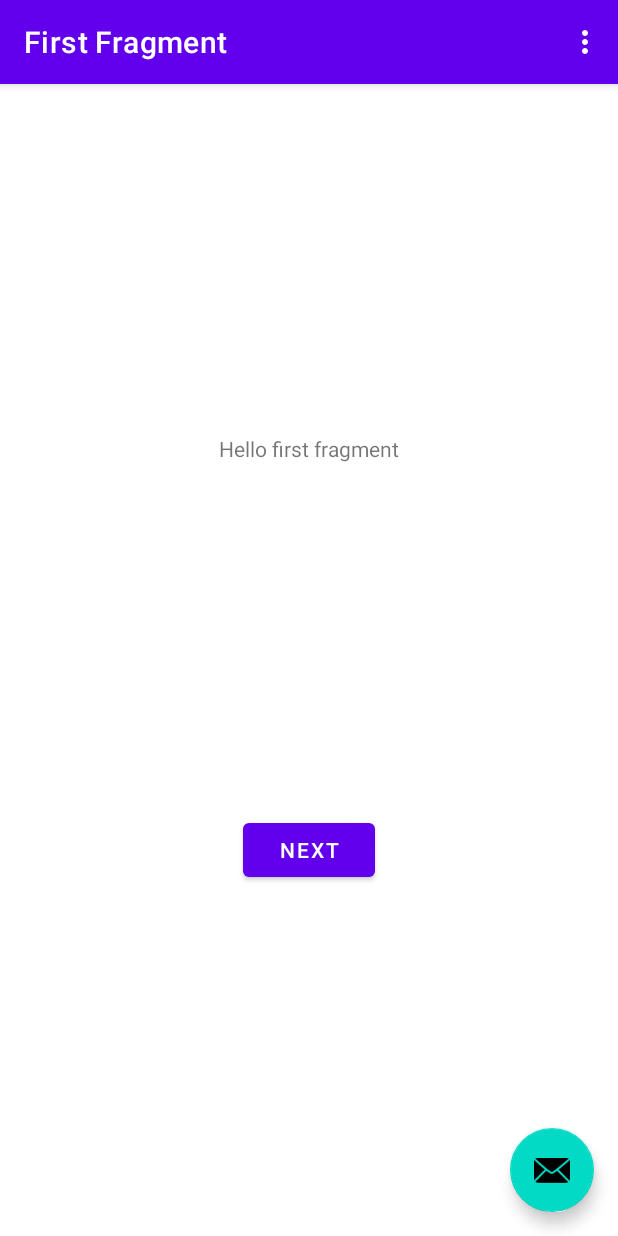
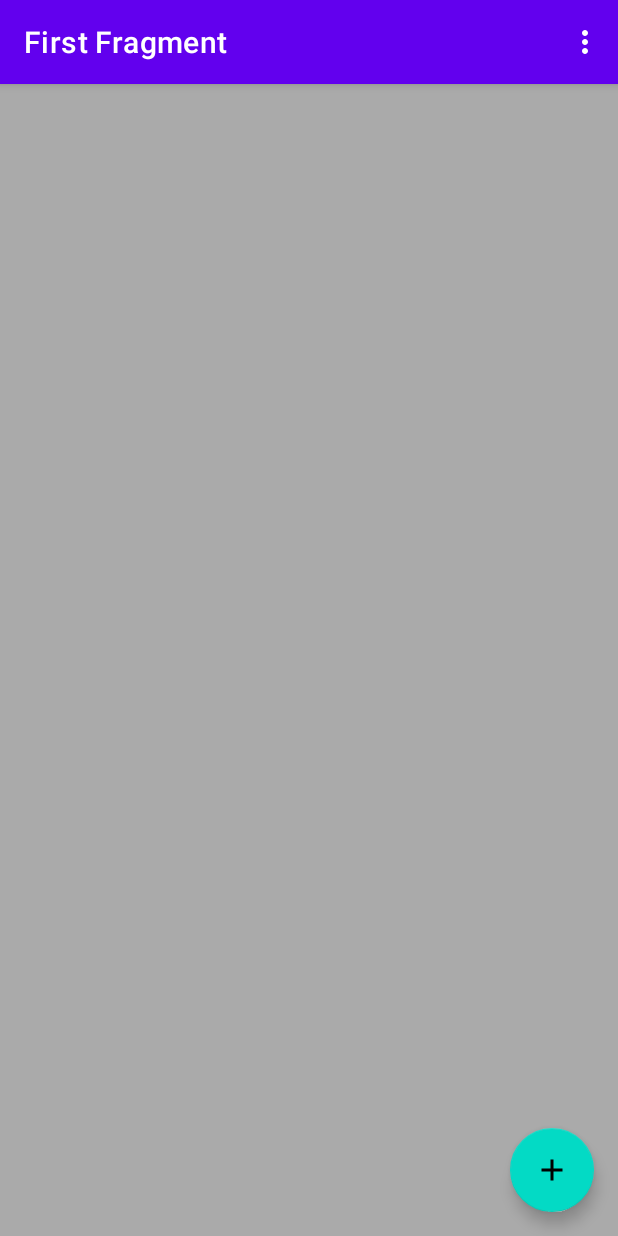
Before and after one commit to vedanshk/NoDo, an Android app: the screen it shows after launch (MainActivity), on a phone screen of 412 x 824 dp. Run offline under Robolectric (Android 15) with nearby library versions, the phone set to English and light mode, and no system bars; our stand-ins replace navigation-ui.

```diff
--- a/app/src/main/java/com/example/nodo/FirstFragment.java
+++ b/app/src/main/java/com/example/nodo/FirstFragment.java
@@ -6,42 +6,43 @@ import android.view.View;
 import android.view.ViewGroup;
 
 import androidx.annotation.NonNull;
+import androidx.annotation.Nullable;
 import androidx.fragment.app.Fragment;
 import androidx.navigation.fragment.NavHostFragment;
+import androidx.recyclerview.widget.LinearLayoutManager;
+import androidx.recyclerview.widget.RecyclerView;
 
 import com.example.nodo.databinding.FragmentFirstBinding;
+import com.example.nodo.ui.NoDoListAdapter;
 
 public class FirstFragment extends Fragment {
 
-    private FragmentFirstBinding binding;
+    RecyclerView recyclerView;
+    NoDoListAdapter noDoListAdapter;
 
+
+    @Nullable
     @Override
-    public View onCreateView(
-            LayoutInflater inflater, ViewGroup container,
-            Bundle savedInstanceState
-    ) {
+    public View onCreateView(@NonNull LayoutInflater inflater, @Nullable ViewGroup container, @Nullable Bundle savedInstanceState) {
 
-        binding = FragmentFirstBinding.inflate(inflater, container, false);
-        return binding.getRoot();
 
+
+        View view = inflater.inflate(R.layout.fragment_first , container  , false);
+
+        recyclerView = view.findViewById(R.id.recyclerView);
+
+        noDoListAdapter = new NoDoListAdapter(getContext());
+
+        recyclerView.setAdapter(noDoListAdapter);
+
+        recyclerView.setLayoutManager(new LinearLayoutManager(getContext()));
+
+
+
+
+        return view;
     }
 
-    public void onViewCreated(@NonNull View view, Bundle savedInstanceState) {
-        super.onViewCreated(view, savedInstanceState);
 
-        binding.buttonFirst.setOnClickListener(new View.OnClickListener() {
-            @Override
-            public void onClick(View view) {
-                NavHostFragment.findNavController(FirstFragment.this)
-                        .navigate(R.id.action_FirstFragment_to_SecondFragment);
-            }
-        });
-    }
-
-    @Override
-    public void onDestroyView() {
-        super.onDestroyView();
-        binding = null;
-    }
 
 }
--- /dev/null
+++ b/app/src/main/java/com/example/nodo/ui/NoDoListAdapter.java
@@ -0,0 +1,69 @@
+package com.example.nodo.ui;
+
+import android.content.Context;
+import android.view.LayoutInflater;
+import android.view.View;
+import android.view.ViewGroup;
+import android.widget.TextView;
+
+import androidx.annotation.NonNull;
+import androidx.recyclerview.widget.RecyclerView;
+
+import com.example.nodo.R;
+import com.example.nodo.model.NoDo;
+
+import java.util.ArrayList;
+import java.util.List;
+
+public class NoDoListAdapter extends  RecyclerView.Adapter<NoDoListAdapter.ViewHolder>{
+
+    Context context;
+
+    private List<NoDo> nodo = new ArrayList<>();
+
+    public NoDoListAdapter(Context context) {
+        this.context = context;
+    }
+
+    public void setNodo(List<NoDo> nodo) {
+        this.nodo = nodo;
+
+    }
+
+    @NonNull
+    @Override
+    public ViewHolder onCreateViewHolder(@NonNull ViewGroup parent, int viewType) {
+
+        View view = LayoutInflater.from(context).inflate(R.layout.recyclerview_item , parent , false);
+        return new ViewHolder(view);
+    }
+
+    @Override
+    public void onBindViewHolder(@NonNull ViewHolder holder, int position) {
+
+        if(nodo.size() == 0){
+            holder.textView.setText("No Do");
+        }else{
+        holder.textView.setText(nodo.get(position).getNoDo());
+
+        }
+
+
+    }
+
+    @Override
+    public int getItemCount() {
+        return nodo.size();
+    }
+
+    public class ViewHolder extends RecyclerView.ViewHolder{
+
+        private TextView textView;
+
+
+        public ViewHolder(@NonNull View itemView) {
+            super(itemView);
+            textView = itemView.findViewById(R.id.textView);
+        }
+    }
+}
--- /dev/null
+++ b/app/src/main/res/drawable/baseline_add_24.xml
@@ -0,0 +1,5 @@
+<vector android:height="24dp" android:tint="#FFFFFF"
+    android:viewportHeight="24" android:viewportWidth="24"
+    android:width="24dp" xmlns:android="http://schemas.android.com/apk/res/android">
+    <path android:fillColor="@android:color/white" android:pathData="M19,13h-6v6h-2v-6H5v-2h6V5h2v6h6v2z"/>
+</vector>
--- a/app/src/main/res/layout/activity_main.xml
+++ b/app/src/main/res/layout/activity_main.xml
@@ -29,6 +29,6 @@
         android:layout_gravity="bottom|end"
         android:layout_marginEnd="@dimen/fab_margin"
         android:layout_marginBottom="16dp"
-        app:srcCompat="@android:drawable/ic_dialog_email" />
+        app:srcCompat="@drawable/baseline_add_24" />
 
 </androidx.coordinatorlayout.widget.CoordinatorLayout>
--- a/app/src/main/res/layout/fragment_first.xml
+++ b/app/src/main/res/layout/fragment_first.xml
@@ -6,23 +6,10 @@
     android:layout_height="match_parent"
     tools:context=".FirstFragment">
 
-    <TextView
-        android:id="@+id/textview_first"
-        android:layout_width="wrap_content"
-        android:layout_height="wrap_content"
-        android:text="@string/hello_first_fragment"
-        app:layout_constraintBottom_toTopOf="@id/button_first"
-        app:layout_constraintEnd_toEndOf="parent"
-        app:layout_constraintStart_toStartOf="parent"
-        app:layout_constraintTop_toTopOf="parent" />
-
-    <Button
-        android:id="@+id/button_first"
-        android:layout_width="wrap_content"
-        android:layout_height="wrap_content"
-        android:text="@string/next"
-        app:layout_constraintBottom_toBottomOf="parent"
-        app:layout_constraintEnd_toEndOf="parent"
-        app:layout_constraintStart_toStartOf="parent"
-        app:layout_constraintTop_toBottomOf="@id/textview_first" />
+    <androidx.recyclerview.widget.RecyclerView
+        android:layout_width="match_parent"
+        android:layout_height="match_parent"
+        android:id="@+id/recyclerView"
+        android:background="@android:color/darker_gray"
+        />
 </androidx.constraintlayout.widget.ConstraintLayout>
--- a/app/src/main/res/values/dimens.xml
+++ b/app/src/main/res/values/dimens.xml
@@ -1,3 +1,4 @@
 <resources>
     <dimen name="fab_margin">16dp</dimen>
+
 </resources>
```
Also changed, not shown: app/src/main/java/com/example/nodo/data/NoDoDao.java (added, +32 -0 lines), app/src/main/java/com/example/nodo/data/NoDoRoomDatabase.java (added, +68 -0 lines), app/src/main/java/com/example/nodo/model/NoDo.java (+16 -2 lines), app/src/main/java/com/example/nodo/model/NoDoViewModel.java (added, +37 -0 lines), app/src/main/java/com/example/nodo/utils/NoDoRepository.java (added, +60 -0 lines), app/src/main/res/layout/recyclerview_item.xml (added, +17 -0 lines), app/src/main/res/values/themes.xml (+9 -0 lines).
